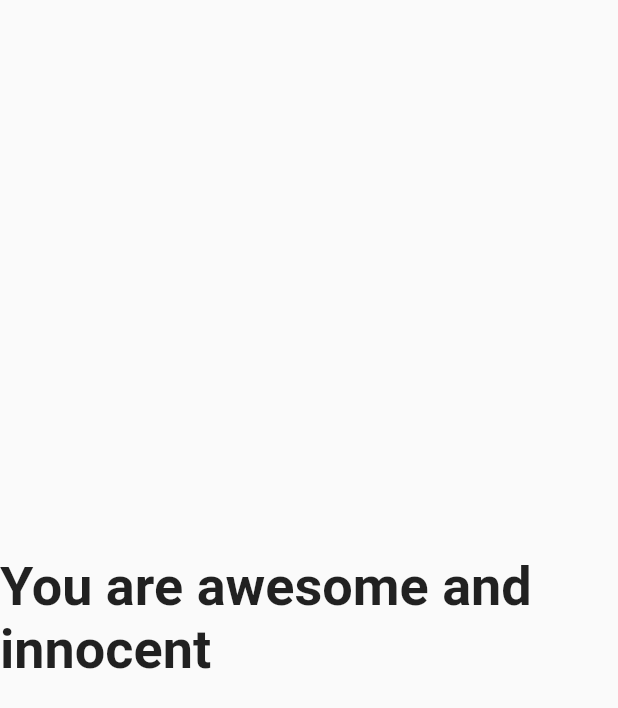
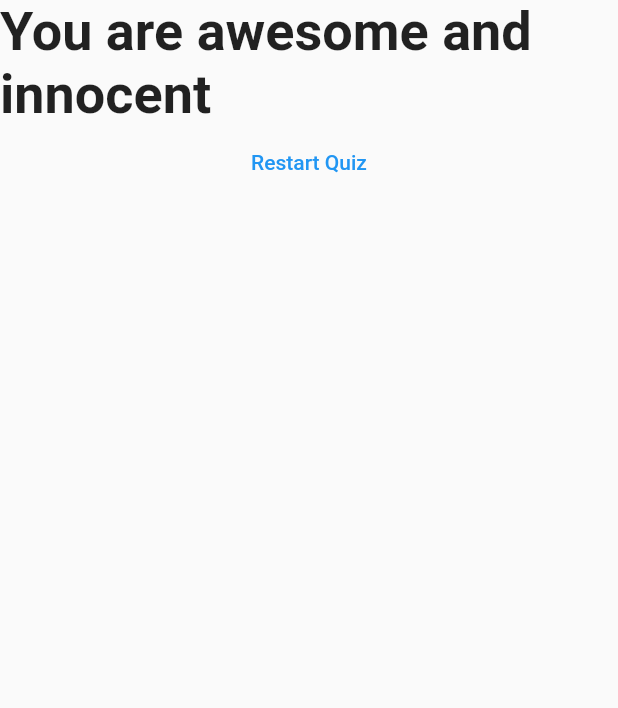
Before and after one commit to AlphaDecodeX/QuizApp, a Flutter app: the Result widget shown alone on an empty page, opened directly with empty values, on a phone screen of 412 x 824 dp. Shown: the top 708 px of the screen. Run offline on Flutter 3.47's test engine with Material 2 defaults, Android fonts, the phone set to English and light mode, and no system bars.

```diff
--- a/lib/result.dart
+++ b/lib/result.dart
@@ -2,8 +2,8 @@ import 'package:flutter/material.dart';
 
 class Result extends StatelessWidget {
   final int resultScore;
-
-  Result(this.resultScore);
+  final Function resetHandler;
+  Result(this.resultScore, this.resetHandler);
 
   String get resultPhrase {
     var resultText = "You Did it!";
@@ -22,9 +22,17 @@ class Result extends StatelessWidget {
   @override
   Widget build(BuildContext context) {
     return Center(
-      child: Text(
-        resultPhrase,
-        style: TextStyle(fontSize: 36, fontWeight: FontWeight.bold),
+      child: Column(
+        children: [
+          Text(
+            resultPhrase,
+            style: TextStyle(fontSize: 36, fontWeight: FontWeight.bold),
+          ),
+          FlatButton(
+              onPressed: resetHandler,
+              textColor: Colors.blue,
+              child: Text("Restart Quiz"))
+        ],
       ),
     );
   }
```
Also changed, not shown: lib/main.dart (+8 -1 lines).
